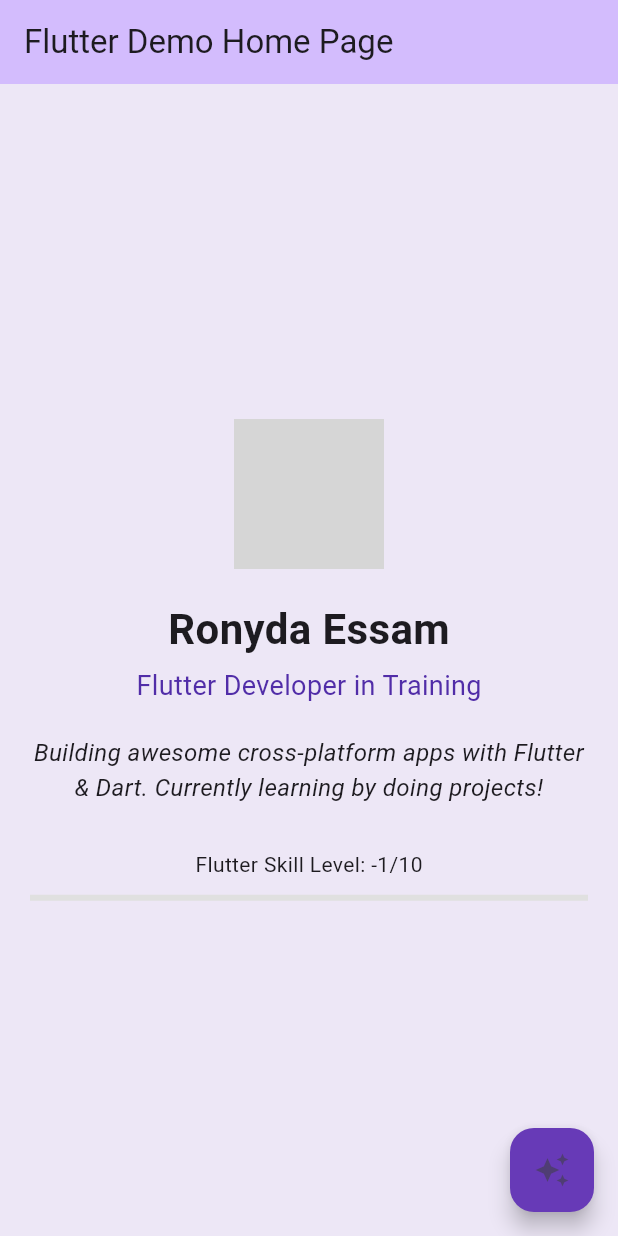
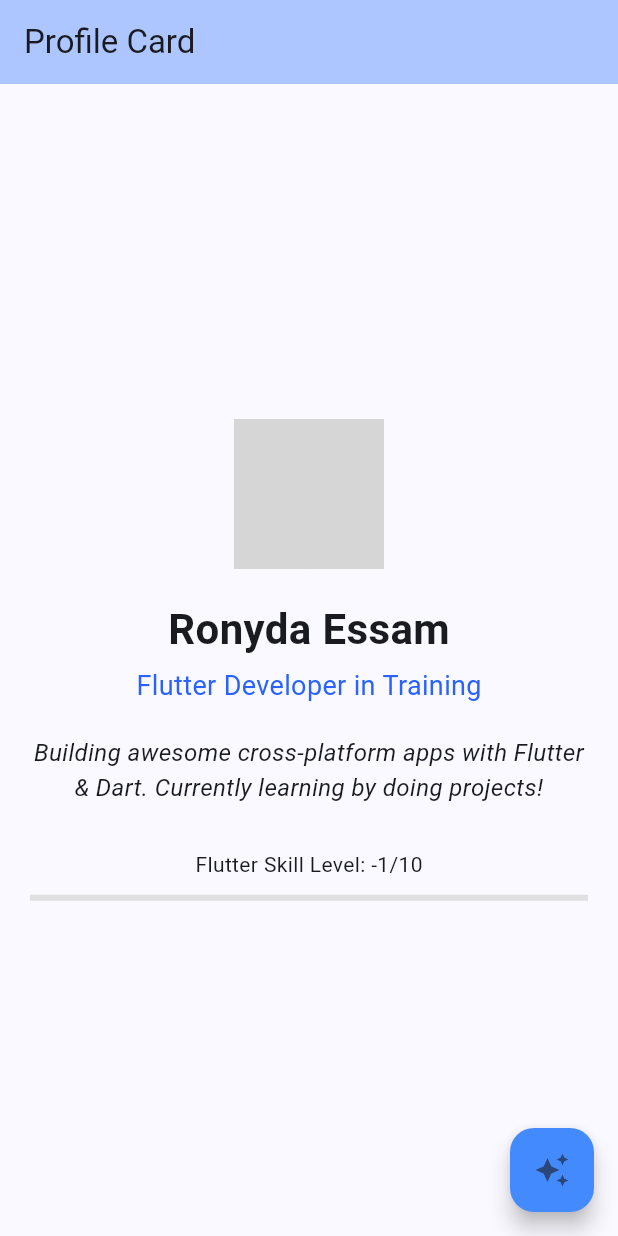
Before and after one commit to RonydaEssam/flutterFirstApp, a Flutter app: the screen it shows after launch, on a phone screen of 412 x 824 dp. Run offline on Flutter 3.47's test engine with Material 3 defaults, Android fonts, the phone set to English and light mode, and no system bars; network calls fail; grey boxes are pictures that could not be loaded.

Commit message:
update theme

```diff
--- a/lib/main.dart
+++ b/lib/main.dart
@@ -28,9 +28,9 @@ class MyApp extends StatelessWidget {
         //
         // This works for code too, not just values: Most code changes can be
         // tested with just a hot reload.
-        colorScheme: ColorScheme.fromSeed(seedColor: Colors.deepPurple),
+        colorScheme: ColorScheme.fromSeed(seedColor: Colors.blueAccent),
       ),
-      home: const MyHomePage(title: 'Flutter Demo Home Page'),
+      home: const MyHomePage(title: 'Profile Card'),
     );
   }
 }
@@ -92,7 +92,7 @@ class _MyHomePageState extends State<MyHomePage> {
         title: Text(widget.title),
       ),
       body: Container(
-        color: Colors.deepPurple[50],
+        color: Colors.blueAccent[50],
         padding: EdgeInsets.all(20.0),
         // Center is a layout widget. It takes a single child and positions it
         // in the middle of the parent.
@@ -127,7 +127,7 @@ class _MyHomePageState extends State<MyHomePage> {
               SizedBox(height: 5),
               Text(
                 myTitle,
-                style: TextStyle(fontSize: 18, color: Colors.deepPurple[700]),
+                style: TextStyle(fontSize: 18, color: Colors.blueAccent[700]),
               ),
               SizedBox(height: 20),
               // Bio
@@ -146,7 +146,7 @@ class _MyHomePageState extends State<MyHomePage> {
                     value: _skillLevel / 10,
                     backgroundColor: Colors.grey[300],
                     valueColor: AlwaysStoppedAnimation<Color>(
-                      Colors.deepPurple,
+                      Colors.blueAccent,
                     ),
                   ),
                 ],
@@ -158,7 +158,7 @@ class _MyHomePageState extends State<MyHomePage> {
       floatingActionButton: FloatingActionButton(
         onPressed: _incrementSkill, // Now calls our new method
         tooltip: 'Gain Experience',
-        backgroundColor: Colors.deepPurple, // Match the theme
+        backgroundColor: Colors.blueAccent, // Match the theme
         child: const Icon(Icons.auto_awesome), // A more relevant icon
       ), // This trailing comma makes auto-formatting nicer for build methods.
     );
```
